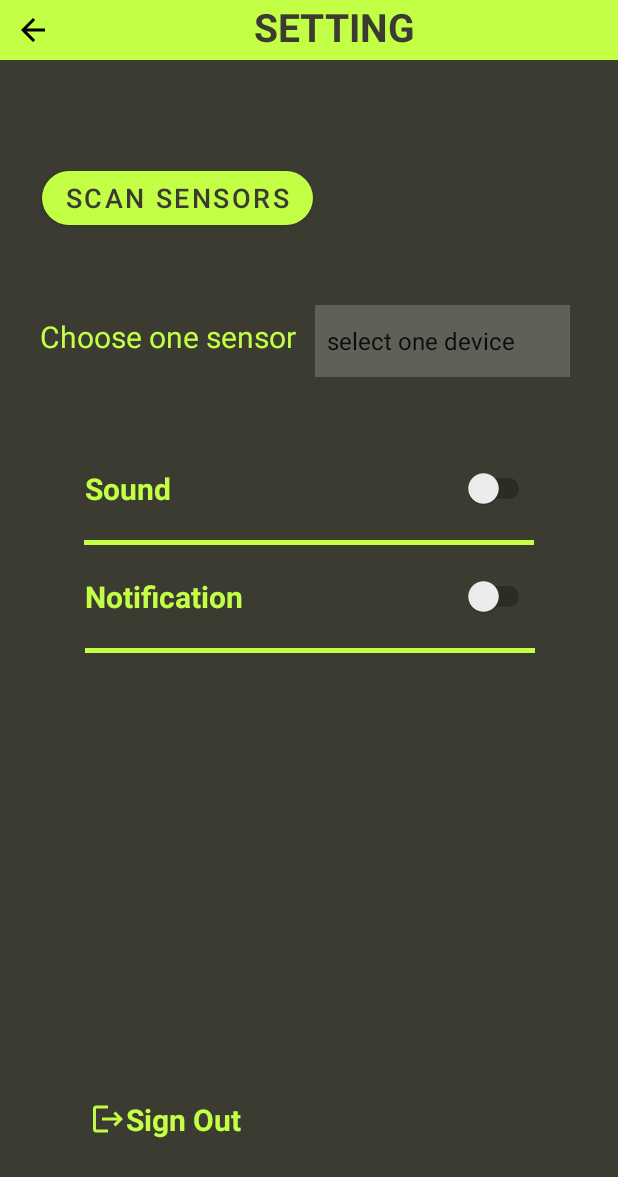
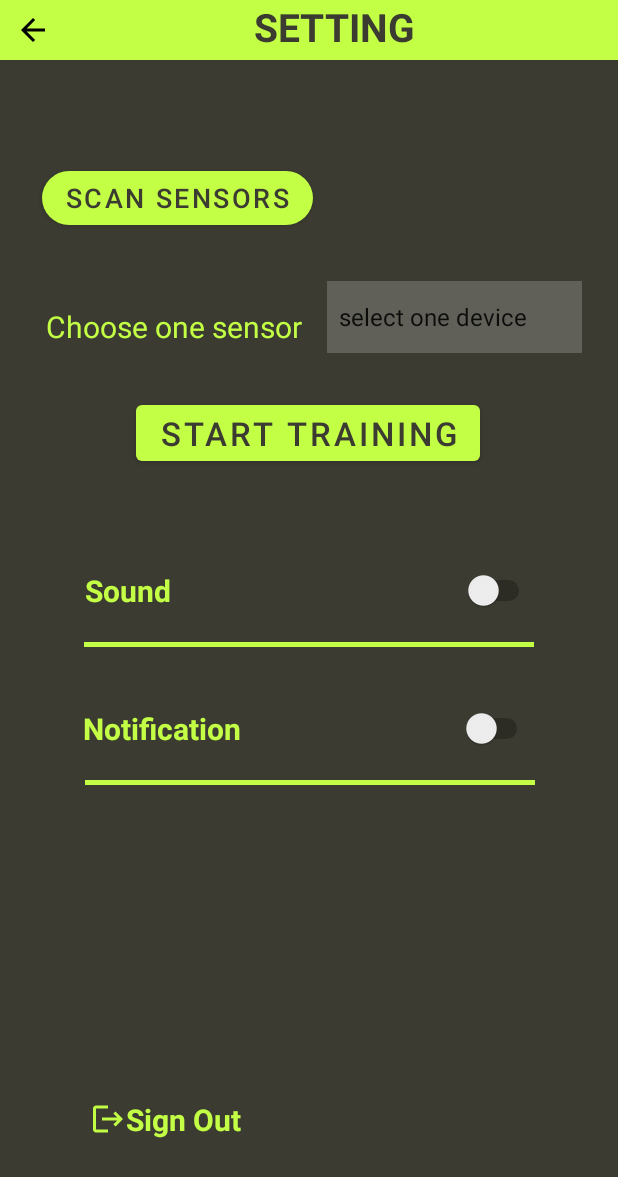
Before and after one commit to usb8/punch-check-mobile-app, an Android app: the SettingActivity screen opened directly, with no data from a screen before it, on a phone screen of 412 x 824 dp. Shown: the top 1177 px of the screen. Run offline under Robolectric (Android 15) with nearby library versions, the phone set to English and light mode, and no system bars; our stand-ins replace RxJava; libraries missing offline, so code that uses them is left out: com.polar.sdk; 5 statements that could not run were skipped.

Commit message:
adding navigation to Training screen from Setting screen

```diff
--- a/Mobile/app/src/main/java/com/example/mobile/SettingActivity.kt
+++ b/Mobile/app/src/main/java/com/example/mobile/SettingActivity.kt
@@ -71,6 +71,8 @@ class SettingActivity : AppCompatActivity() {
         scanButton = findViewById(R.id.scan_button)
         backNavigation = findViewById(R.id.setting_nav_bar)
         foundSensors = findViewById(R.id.found_sensors)
+        val startTraining = findViewById<Button>(R.id.start_training_btn)
+
 
         foundSensors.visibility = TextView.INVISIBLE
 
@@ -209,6 +211,15 @@ class SettingActivity : AppCompatActivity() {
             finish()
         }
 
+        /*
+         * Navigation to Training Activity
+         */
+        startTraining.setOnClickListener {
+            val homePage = Intent(this, TrainingActivity::class.java)
+            startActivity(homePage)
+            finish()
+        }
+
         //
         //CREATE SOUND BUTTON
         //
--- a/Mobile/app/src/main/res/layout/activity_setting.xml
+++ b/Mobile/app/src/main/res/layout/activity_setting.xml
@@ -43,15 +43,15 @@
         android:layout_width="170dp"
         android:layout_height="wrap_content"
         android:layout_marginHorizontal="10dp"
-        android:layout_marginTop="36dp"
-        android:layout_marginEnd="32dp"
+        android:layout_marginTop="40dp"
+        android:layout_marginEnd="24dp"
+        android:layout_marginBottom="29dp"
         android:background="#30ffffff"
         android:minHeight="48dp"
-        app:layout_constraintBottom_toTopOf="@+id/sound_btn"
+        app:layout_constraintBottom_toTopOf="@+id/start_training_btn"
         app:layout_constraintEnd_toEndOf="parent"
         app:layout_constraintHorizontal_weight="1"
-        app:layout_constraintTop_toBottomOf="@+id/found_sensors"
-        app:layout_constraintVertical_bias="0.246" />
+        app:layout_constraintTop_toBottomOf="@+id/found_sensors" />
 
     <TextView
         android:id="@+id/found_sensors"
@@ -72,22 +72,34 @@
         android:layout_width="wrap_content"
         android:layout_height="wrap_content"
         android:layout_marginStart="24dp"
-        android:layout_marginTop="8dp"
+        android:layout_marginTop="48dp"
         android:text="Choose one sensor"
         android:textColor="@color/green_ground"
         android:textSize="20sp"
-        app:layout_constraintBottom_toTopOf="@+id/sound_btn"
+        app:layout_constraintBottom_toTopOf="@+id/start_training_btn"
         app:layout_constraintEnd_toStartOf="@+id/spinner"
-        app:layout_constraintHorizontal_bias="0.173"
+        app:layout_constraintHorizontal_bias="0.285"
         app:layout_constraintStart_toStartOf="parent"
         app:layout_constraintTop_toBottomOf="@+id/scan_button"
-        app:layout_constraintVertical_bias="0.388" />
+        app:layout_constraintVertical_bias="0.0" />
+
+    <Button
+        android:id="@+id/start_training_btn"
+        android:layout_width="wrap_content"
+        android:layout_height="wrap_content"
+        android:layout_marginTop="224dp"
+        android:text="START TRAINING"
+        android:textSize="22sp"
+        app:layout_constraintEnd_toEndOf="parent"
+        app:layout_constraintHorizontal_bias="0.497"
+        app:layout_constraintStart_toStartOf="parent"
+        app:layout_constraintTop_toBottomOf="@+id/setting_nav_bar" />
 
     <Switch
         android:id="@+id/sound_btn"
         android:layout_width="300dp"
         android:layout_height="wrap_content"
-        android:layout_marginTop="272dp"
+        android:layout_marginTop="340dp"
         android:checked="false"
         android:gravity="left"
         android:minHeight="48dp"
@@ -113,7 +125,7 @@
         android:id="@+id/notification_btn"
         android:layout_width="300dp"
         android:layout_height="wrap_content"
-        android:layout_marginTop="24dp"
+        android:layout_marginTop="44dp"
         android:checked="false"
         android:gravity="left"
         android:minHeight="48dp"
@@ -122,7 +134,7 @@
         android:textSize="20sp"
         android:textStyle="bold"
         app:layout_constraintEnd_toEndOf="parent"
-        app:layout_constraintHorizontal_bias="0.504"
+        app:layout_constraintHorizontal_bias="0.495"
         app:layout_constraintStart_toStartOf="parent"
         app:layout_constraintTop_toBottomOf="@+id/sound_btn" />
 
```
